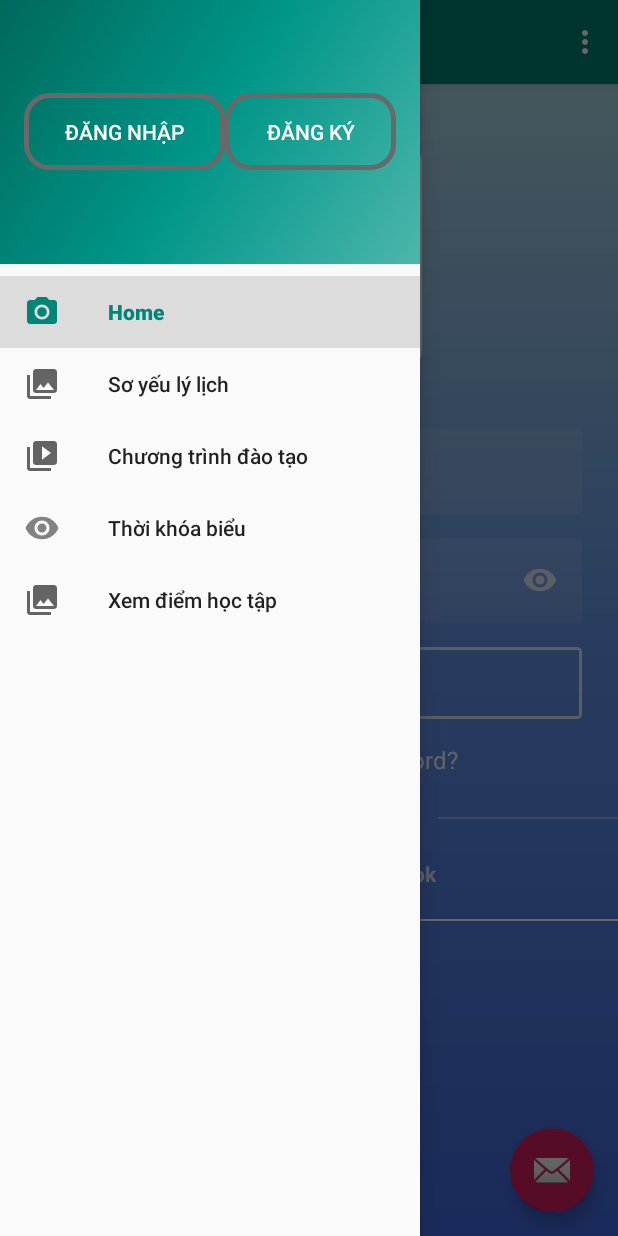
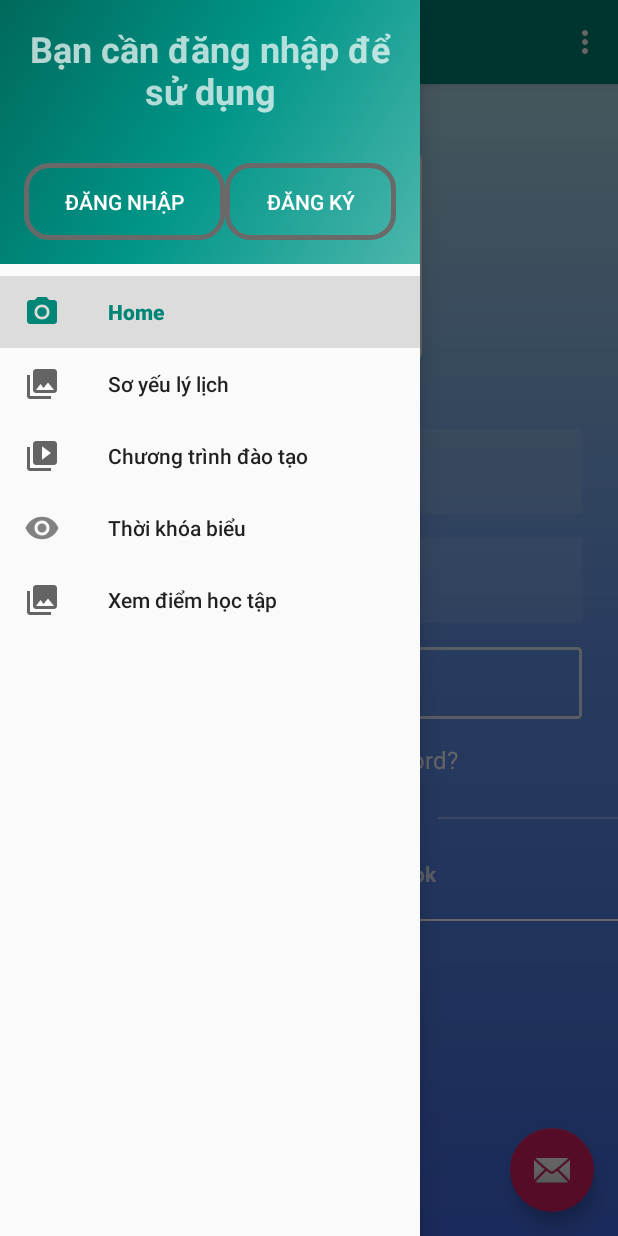
Before and after one commit to ngtrongha/DaoTao, an Android app: the screen it shows after launch (MainActivity), with the side drawer open, on a phone screen of 412 x 824 dp. Run offline under Robolectric (Android 15) with nearby library versions, the phone set to English and light mode, and no system bars; our stand-ins replace navigation-ui.

```diff
--- a/app/src/main/java/vn/edu/tbd/daotao/ui/home/HomeFragment.java
+++ b/app/src/main/java/vn/edu/tbd/daotao/ui/home/HomeFragment.java
@@ -4,8 +4,10 @@ import android.os.Bundle;
 import android.view.LayoutInflater;
 import android.view.View;
 import android.view.ViewGroup;
+import android.widget.Button;
 import android.widget.EditText;
 import android.widget.TextView;
+import android.widget.Toast;
 
 import androidx.annotation.NonNull;
 import androidx.annotation.Nullable;
@@ -13,16 +15,36 @@ import androidx.fragment.app.Fragment;
 import androidx.lifecycle.Observer;
 import androidx.lifecycle.ViewModelProviders;
 
+import vn.edu.tbd.daotao.MainActivity;
 import vn.edu.tbd.daotao.R;
 
 public class HomeFragment extends Fragment {
-
-
+    private int count=5;
+    private Button bt_login;
+    private EditText usename_et, password_et;
     public View onCreateView(@NonNull LayoutInflater inflater,
                              ViewGroup container, Bundle savedInstanceState) {
         View root = inflater.inflate(R.layout.fragment_home, container, false);
-        EditText usename_et = (EditText) root.findViewById(R.id.username);
-        EditText password_et = (EditText) root.findViewById(R.id.password);
+        usename_et = (EditText) root.findViewById(R.id.username);
+        password_et = (EditText) root.findViewById(R.id.password);
+        bt_login = (Button) root.findViewById(R.id.btn_login);
+        bt_login.setOnClickListener(new View.OnClickListener() {
+            @Override
+            public void onClick(View v) {
+                checkuser(usename_et.getText().toString(),password_et.getText().toString());
+            }
+        });
         return root;
     }
+    private void checkuser(String userName, String userPass){
+        if ((userName.equals("nt1712ngtrongha@gmail.com"))&&(userPass.equals("1234"))){
+            Toast.makeText(getActivity(),"Đăng nhập thành công",Toast.LENGTH_LONG).show();
+        } else {
+            count--;
+            Toast.makeText(getActivity(),"Đăng nhập thất bại. Bạn còn "+String.valueOf(count)+" lần",Toast.LENGTH_LONG).show();
+            if (count==0){
+                bt_login.setEnabled(false);
+            }
+        }
+    }
 }
--- a/app/src/main/res/layout/fragment_home.xml
+++ b/app/src/main/res/layout/fragment_home.xml
@@ -20,7 +20,7 @@
             app:layout_constraintStart_toStartOf="parent"
             app:layout_constraintTop_toTopOf="parent" />
 
-<EditText
+<com.google.android.material.textfield.TextInputEditText
         android:id="@+id/username"
         android:layout_width="0dp"
         android:layout_height="wrap_content"
@@ -34,12 +34,13 @@
         android:hint="@string/email_address"
         android:inputType="textEmailAddress"
         android:padding="16dp"
+        app:hintEnabled="true"
         android:textColorHint="@color/black"
         app:layout_constraintEnd_toEndOf="parent"
         app:layout_constraintStart_toStartOf="parent"
         app:layout_constraintTop_toBottomOf="@+id/icon" />
 
-<EditText
+<com.google.android.material.textfield.TextInputEditText
         android:id="@+id/password"
         android:layout_width="0dp"
         android:layout_height="wrap_content"
@@ -48,10 +49,10 @@
         android:layout_marginTop="16dp"
         android:layout_marginEnd="24dp"
         android:layout_marginRight="24dp"
+        app:hintEnabled="true"
         android:autofillHints=""
         android:background="@drawable/et_bg"
-        android:drawableEnd="@drawable/ic_eye"
-        android:drawableRight="@drawable/ic_eye"
+        app:passwordToggleEnabled="true"
         android:hint="@string/password"
         android:inputType="textPassword"
         android:padding="16dp"
--- a/app/src/main/res/layout/nav_header_main_nologin.xml
+++ b/app/src/main/res/layout/nav_header_main_nologin.xml
@@ -13,6 +13,17 @@
         android:theme="@style/ThemeOverlay.AppCompat.Dark">
 
 
+    <TextView
+            android:id="@+id/textView2"
+            android:layout_width="match_parent"
+            android:layout_height="wrap_content"
+            android:text="Bạn cần đăng nhập để sử dụng"
+            android:textAlignment="center"
+            android:textAppearance="@style/TextAppearance.AppCompat.Display2"
+            android:textSize="24sp"
+            android:layout_gravity="center"
+            android:textStyle="bold" />
+
     <LinearLayout
             android:layout_width="match_parent"
             android:layout_height="match_parent"
@@ -26,7 +37,7 @@
                 android:layout_weight="1"
                 android:background="@drawable/custom_button"
                 android:padding="16dp"
-                android:layout_gravity="center"
+                android:layout_gravity="bottom"
                 android:text="Đăng Nhập" />
 
         <Button
@@ -34,7 +45,7 @@
                 android:layout_width="wrap_content"
                 android:layout_height="wrap_content"
                 android:background="@drawable/custom_button"
-                android:layout_gravity="center"
+                android:layout_gravity="bottom"
                 android:padding="16dp"
                 android:layout_weight="1"
                 android:text="Đăng Ký" />
```
